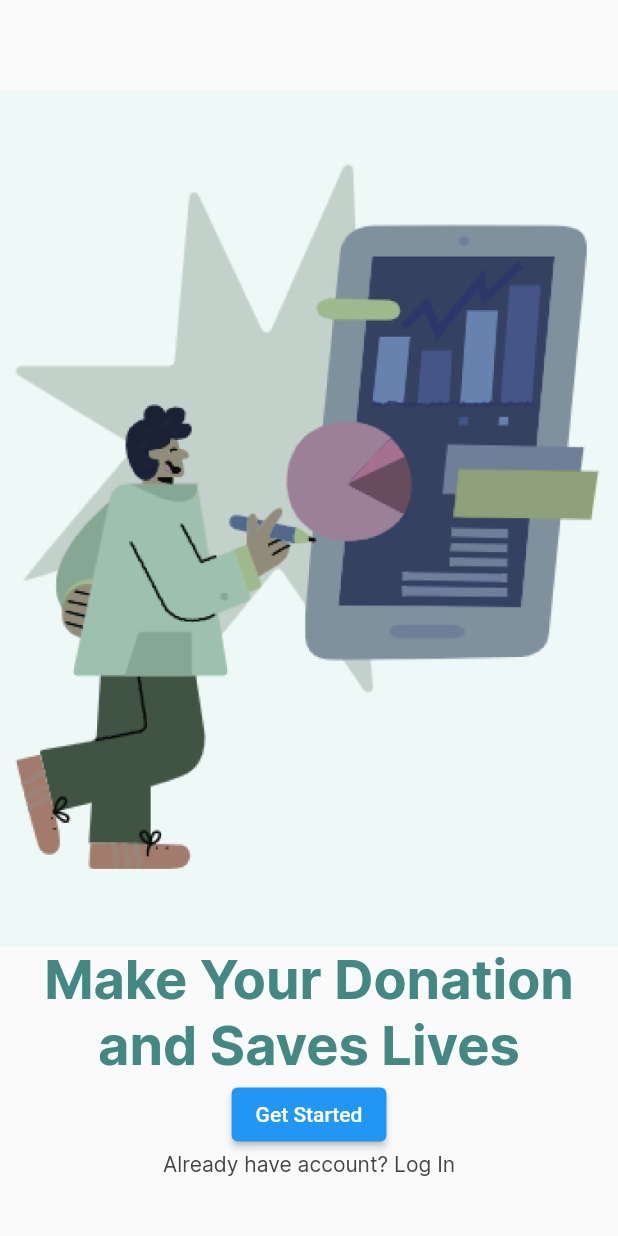
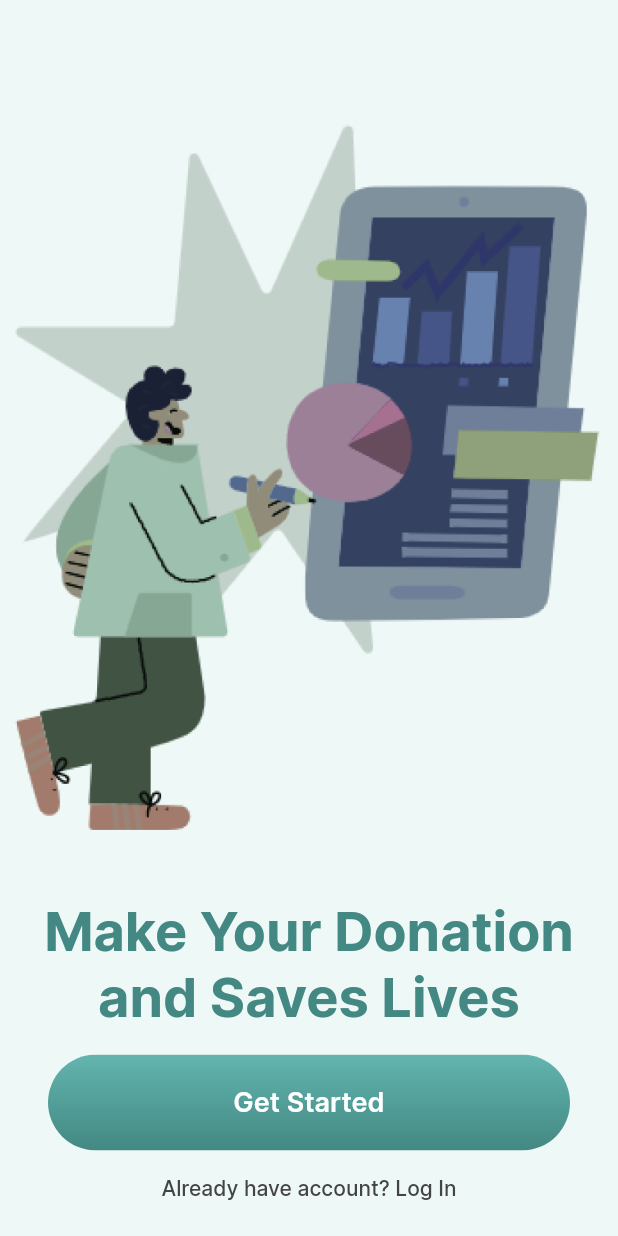
Before and after one commit to fercguerra/donation_app, a Flutter app: the screen it shows after launch, on a phone screen of 412 x 824 dp. Run offline on Flutter 3.47's test engine with Material 2 defaults, Android fonts, the light colour scheme and no system bars.

Commit message:
Componetização

```diff
--- a/lib/common/constants/app_colors.dart
+++ b/lib/common/constants/app_colors.dart
@@ -9,6 +9,10 @@ class AppColors {
     Color(0xFF63B5AF),
     Color(0xFF438883),
   ];
+  static const List<Color> greyGradiente = [
+    Color(0xFF89EEE7),
+    Color(0xFF7CC9C4),
+  ];
   static const Color white = Color(0xFFFFFFFF);
   static const Color iceWhite = Color(0xFFEEF8F7);
   static const Color grey = Color(0xFF444444);
--- a/lib/common/constants/app_text_styles.dart
+++ b/lib/common/constants/app_text_styles.dart
@@ -15,6 +15,11 @@ class AppTextStyles {
           fontSize: 36.0,
           fontWeight: FontWeight.w700,
     );
+        static const TextStyle mediumText18 = TextStyle(
+          fontFamily: 'Inter',
+          fontSize: 18.0,
+          fontWeight: FontWeight.w600,
+    );
 
    static const TextStyle smallText = TextStyle(
           fontFamily: 'Inter',
--- /dev/null
+++ b/lib/common/widgets/primary_button.dart
@@ -0,0 +1,56 @@
+import 'dart:ui';
+
+import 'package:flutter/material.dart';
+
+import '../constants/app_colors.dart';
+import '../constants/app_text_styles.dart';
+
+class PrimaryButtom extends StatelessWidget {
+  final VoidCallback? onPressed;
+  final String text;
+  const PrimaryButtom({
+    Key? key, this.onPressed, required this.text,
+  }) : super(key: key);
+
+  @override
+  Widget build(BuildContext context) {
+    return Material(
+
+
+
+        borderRadius: BorderRadius.all(Radius.circular(38.0)) ,
+        child: Ink(
+          decoration:  BoxDecoration(
+            borderRadius: BorderRadius.all(Radius.circular(38.0)),
+            gradient: LinearGradient(
+          begin: Alignment.topCenter,
+          end: Alignment.bottomCenter,
+          colors: onPressed !=null
+          ? AppColors.greenGradient
+          : AppColors.greyGradiente,
+
+        ),
+          ),
+          child: InkWell(
+             borderRadius: BorderRadius.all(Radius.circular(38.0)),
+             onTap: onPressed,
+             child: Container(
+              decoration: BoxDecoration(
+                borderRadius: BorderRadius.all(Radius.circular(38.0)),
+
+
+              ),
+              alignment: Alignment.center,
+              height: 64.0,
+              child: Text(
+               text,
+                style: AppTextStyles.mediumText18.copyWith(
+                  color: AppColors.white),),
+              ),
+             ),
+          ),
+
+
+      );
+  }
+}
--- a/lib/features/onboarding/onboarding_page.dart
+++ b/lib/features/onboarding/onboarding_page.dart
@@ -2,26 +2,26 @@ import 'package:donation_app/common/constants/app_colors.dart';
 import 'package:donation_app/common/constants/app_text_styles.dart';
 import 'package:flutter/material.dart';
 
+import '../../common/widgets/primary_button.dart';
+
 
 class OnboardingPage extends StatelessWidget {
+
   const OnboardingPage({super.key});
 
   @override
   Widget build(BuildContext context) {
     return Scaffold(
+      backgroundColor: AppColors.iceWhite,
       body: Align(
         child: Column(
 
          children: [
-          SizedBox(height: 60.0,
+          SizedBox(height: 40.0,
           ),
           Expanded(
             flex: 2,
-            child: Container(
-
-              color: AppColors.iceWhite,
-              child: Image.asset('assets/images/man.png'),
-            ),
+            child: Image.asset('assets/images/man.png'),
           ),
           Text('Make Your Donation',
           style:AppTextStyles.mediumText.copyWith(color: AppColors.greenligthTwo,)),
@@ -29,12 +29,20 @@ class OnboardingPage extends StatelessWidget {
           ),
 
           ),
-          ElevatedButton(onPressed: (){}, child: Text('Get Started')),
+
+
+          Padding(
+            padding: EdgeInsets.symmetric(horizontal: 32.0, vertical: 16.0,),
+            child: PrimaryButtom(text: 'Get Started' ,
+            onPressed: () {},),
+          ),
+
+
 
           Text('Already have account? Log In',style: AppTextStyles.smallText.copyWith(color: AppColors.grey,
           ),
           ),
-          SizedBox(height: 40.0,)
+          SizedBox(height: 24.0,)
          ],
 
 
```
Also changed, not shown: pubspec.yaml (+9 -1 lines), assets/fonts/Inter-ExtraBold.ttf (added), assets/fonts/Inter-Medium.ttf (added), assets/fonts/Inter-SemiBold.ttf (added).
